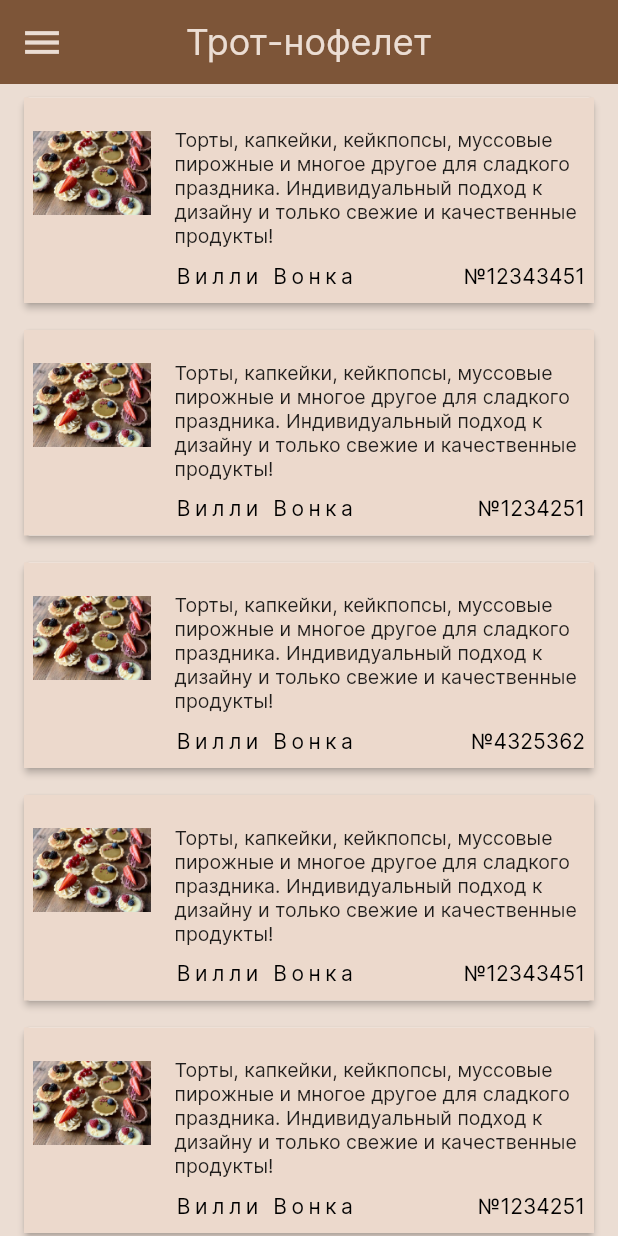
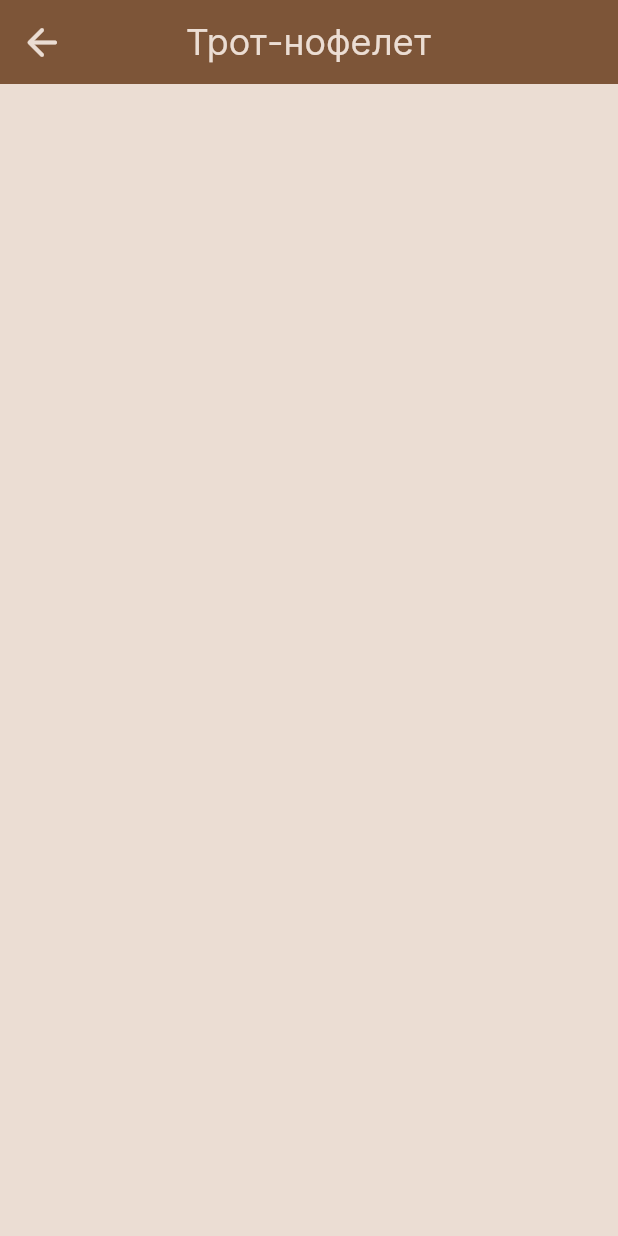
Before and after one commit to vcerm/Trot-nofelet, a Flutter app: the screen it shows after launch, after a tap on "Регистрация", on a phone screen of 412 x 824 dp. Run offline on Flutter 3.47's test engine with Material 2 defaults, Android fonts, the phone set to English and light mode, and no system bars.

Commit message:
reg page

```diff
--- a/lib/main.dart
+++ b/lib/main.dart
@@ -1,7 +1,8 @@
 import 'package:flutter/material.dart';
 import 'package:flutter/services.dart';
-import 'package:nofelet/pages/auth.dart';
+import 'package:nofelet/pages/auth_page.dart';
 import 'package:nofelet/pages/main_page.dart';
+import 'package:nofelet/pages/registraion_page.dart';
 
 void main() {
   SystemChrome.setSystemUIOverlayStyle(const SystemUiOverlayStyle(
--- a/lib/pages/auth.dart
+++ b/lib/pages/auth_page.dart
@@ -1,5 +1,6 @@
 import 'package:flutter/material.dart';
 import 'package:nofelet/pages/main_page.dart';
+import 'package:nofelet/pages/registraion_page.dart';
 
 class AuthPage extends StatefulWidget {
   const AuthPage({Key? key}) : super(key: key);
@@ -15,7 +16,7 @@ class _AuthPageState extends State<AuthPage> {
 
   late String _email;
   late String _password;
-  bool showLogin = true;
+  // bool showLogin = true;
 
   @override
   Widget build(BuildContext context) {
@@ -50,7 +51,7 @@ class _AuthPageState extends State<AuthPage> {
 
     Widget _button(String text, void func()){
       return MaterialButton(
-        padding: EdgeInsets.all(0.0),
+        padding: const EdgeInsets.all(0.0),
         splashColor: const Color(0xffebddd3),
         highlightColor: const Color(0xffebddd3),
         color: const Color(0xffdb9562),
@@ -69,7 +70,29 @@ class _AuthPageState extends State<AuthPage> {
       );
     }
 
-    Widget _form(void func()){
+    void _buttonEnter(){
+      _email = _emailController.text;
+      _password = _passwordController.text;
+
+      _emailController.clear();
+      _passwordController.clear();
+
+      Navigator.push(
+          context, MaterialPageRoute(builder: (context) => MainPage()));
+    }
+
+    void _buttonReg(){
+      _email = _emailController.text;
+      _password = _passwordController.text;
+
+      _emailController.clear();
+      _passwordController.clear();
+
+      Navigator.push(
+          context, MaterialPageRoute(builder: (context) => Register()));
+    }
+
+    Widget _form(){
       return Container(
         child: Column(
           children: <Widget>[
@@ -86,7 +109,7 @@ class _AuthPageState extends State<AuthPage> {
               child: SizedBox(
                 height: 40,
                 width: 150,
-                child: _button("Войти", func),
+                child: _button("Войти", _buttonEnter),
               ),
             ),
             Padding(
@@ -94,29 +117,12 @@ class _AuthPageState extends State<AuthPage> {
               child: SizedBox(
                 height: 40,
                 width: 150,
-                child: _button("Регистрация", func),
+                child: _button("Регистрация", _buttonReg),
               ),
             ),
           ],
         ),
       );
-    }
-
-    void _buttonAction(){
-      _email = _emailController.text;
-      _password = _passwordController.text;
-
-      _emailController.clear();
-      _passwordController.clear();
-
-      if(showLogin == true){
-        Navigator.push(
-          context,
-          MaterialPageRoute(builder: (context)
-          {return const MainPage();},
-          ),
-        );
-      }
     }
 
     return Scaffold(
@@ -135,7 +141,7 @@ class _AuthPageState extends State<AuthPage> {
       ),
       body: Column(
         children: <Widget>[
-          _form(_buttonAction),
+          _form(),
         ],
       ),
     );
--- /dev/null
+++ b/lib/pages/registraion_page.dart
@@ -0,0 +1,38 @@
+import 'package:flutter/material.dart';
+
+class Register extends StatefulWidget {
+  const Register({Key? key}) : super(key: key);
+
+  @override
+  State<Register> createState() => _RegisterState();
+}
+
+class _RegisterState extends State<Register> {
+  @override
+  Widget build(BuildContext context) {
+    return Scaffold(
+      backgroundColor: const Color(0xffebddd3),
+      appBar: AppBar(
+        title: const Text(
+          'Трот-нофелет',
+          style: TextStyle(
+            fontSize: 24.0,
+            color: Color(0xffebddd3),
+          ),
+        ),
+        centerTitle: true,
+        backgroundColor: const Color(0xff7d5538),
+        shadowColor: Colors.transparent,
+        leading: RawMaterialButton(
+          onPressed: (){Navigator.pop(context);},
+          child: const Icon(
+            Icons.arrow_back_rounded,
+            size: 30.0,
+            color: Color(0xffebddd3),
+          ),
+        )
+      ),
+      body: Column(),
+    );
+  }
+}
--- a/lib/widgets/list_items.dart
+++ b/lib/widgets/list_items.dart
@@ -55,7 +55,7 @@ class ItemList extends StatelessWidget {
               ),
               contentPadding: const EdgeInsets.all(6.0),
               title: Container(
-                padding: EdgeInsets.symmetric(vertical: 10.0),
+                padding: const EdgeInsets.symmetric(vertical: 10.0),
                 child: Text(
                   items[i].description,
                   style: const TextStyle(
```
